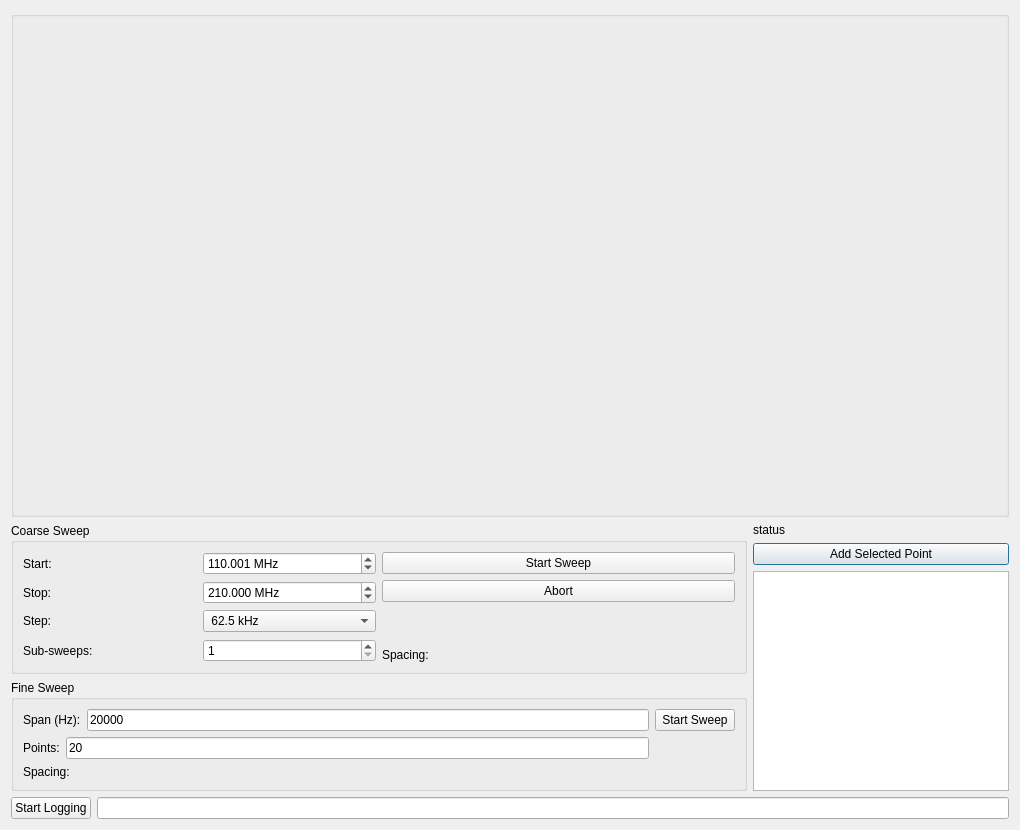
Qt form apps/uis/basic_sweep.ui (ColumbiaCMB/kid_readout) before a commit.
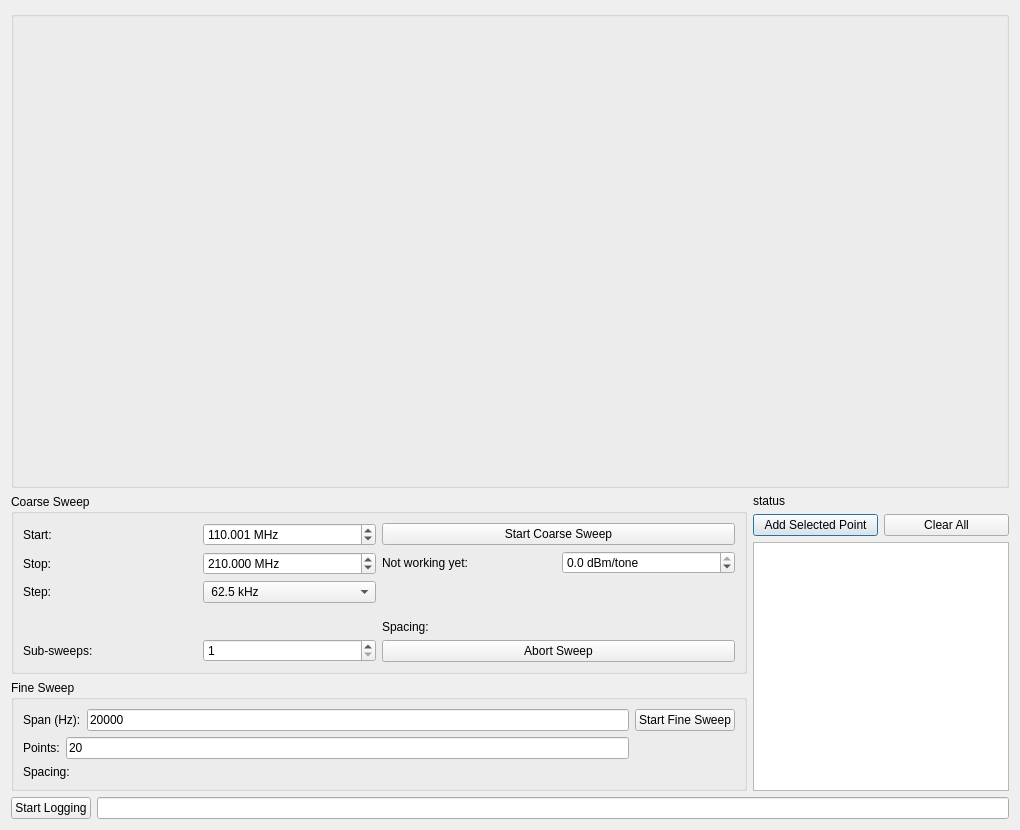
The same form after that commit.

Commit message: Add clear all resonators button fix a few bugs start adding level setting stuff

What changed in the file:
```diff
--- a/apps/uis/basic_sweep.ui
+++ b/apps/uis/basic_sweep.ui
@@ -31,7 +31,7 @@
     </widget>
    </item>
    <item>
-    <layout class="QHBoxLayout" name="horizontalLayout_9">
+    <layout class="QHBoxLayout" name="horizontalLayout_12">
      <item>
       <layout class="QVBoxLayout" name="verticalLayout_5">
        <item>
@@ -197,7 +197,7 @@
               <item>
                <widget class="QPushButton" name="push_start_sweep">
                 <property name="text">
-                 <string>Start Sweep</string>
+                 <string>Start Coarse Sweep</string>
                 </property>
                 <property name="autoDefault">
                  <bool>false</bool>
@@ -205,14 +205,34 @@
                </widget>
               </item>
               <item>
-               <widget class="QPushButton" name="push_abort">
+               <layout class="QHBoxLayout" name="horizontalLayout_13">
+                <item>
+                 <widget class="QLabel" name="label_7">
                 <property name="text">
-                 <string>Abort</string>
-                </property>
-                <property name="autoDefault">
-                 <bool>false</bool>
-                </property>
-               </widget>
+                   <string>Not working yet:</string>
+                  </property>
+                 </widget>
+                </item>
+                <item>
+                 <widget class="QDoubleSpinBox" name="doubleSpinBox">
+                  <property name="suffix">
+                   <string> dBm/tone</string>
+                  </property>
+                  <property name="decimals">
+                   <number>1</number>
+                  </property>
+                  <property name="minimum">
+                   <double>-50.000000000000000</double>
+                  </property>
+                  <property name="maximum">
+                   <double>0.000000000000000</double>
+                  </property>
+                  <property name="singleStep">
+                   <double>0.500000000000000</double>
+                  </property>
+                 </widget>
+                </item>
+               </layout>
               </item>
               <item>
                <spacer name="verticalSpacer">
@@ -234,6 +254,16 @@
                 </property>
                </widget>
               </item>
+              <item>
+               <widget class="QPushButton" name="push_abort">
+                <property name="text">
+                 <string>Abort Sweep</string>
+                </property>
+                <property name="autoDefault">
+                 <bool>false</bool>
+                </property>
+               </widget>
+              </item>
              </layout>
             </item>
            </layout>
@@ -299,7 +329,7 @@
             <item>
              <widget class="QPushButton" name="push_start_fine_sweep">
               <property name="text">
-               <string>Start Sweep</string>
+               <string>Start Fine Sweep</string>
               </property>
               <property name="autoDefault">
                <bool>false</bool>
@@ -336,11 +366,25 @@
         </widget>
        </item>
        <item>
+        <layout class="QHBoxLayout" name="horizontalLayout_9">
+         <item>
         <widget class="QPushButton" name="push_add_resonator">
          <property name="text">
           <string>Add Selected Point</string>
          </property>
         </widget>
+         </item>
+         <item>
+          <widget class="QPushButton" name="push_clear_all">
+           <property name="text">
+            <string>Clear All</string>
+           </property>
+           <property name="autoDefault">
+            <bool>false</bool>
+           </property>
+          </widget>
+         </item>
+        </layout>
        </item>
        <item>
         <widget class="QTableWidget" name="tableview_freqs">
```
Lines whose indentation alone changed are shown as unchanged. The commit also changes 2 other files.
